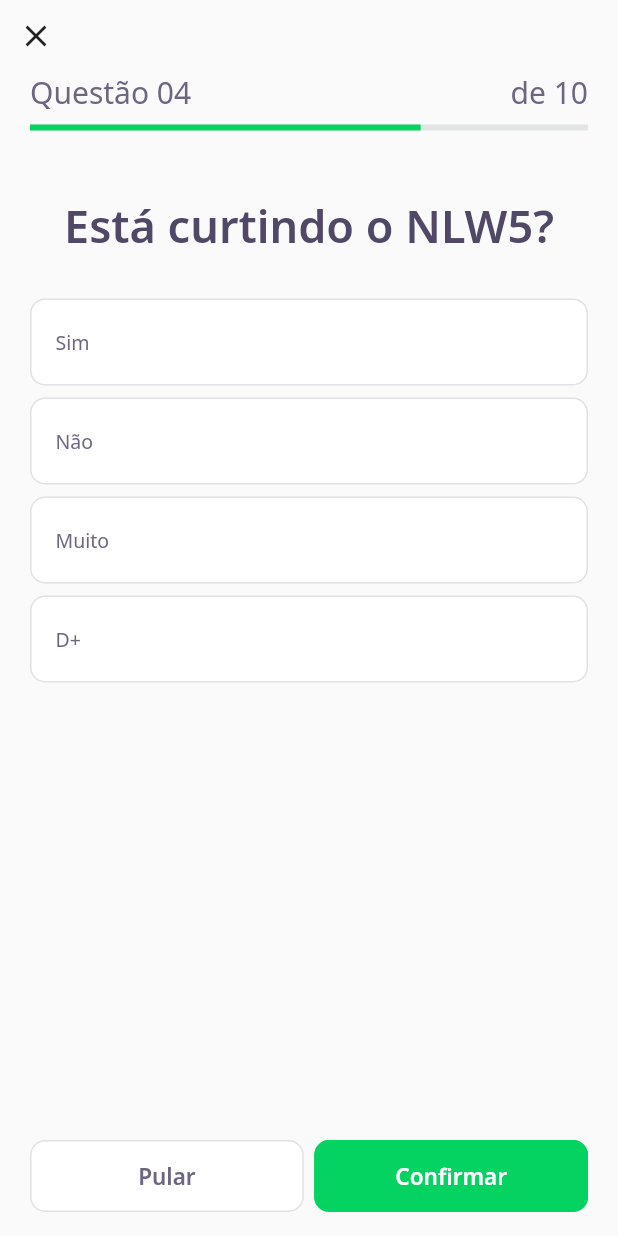
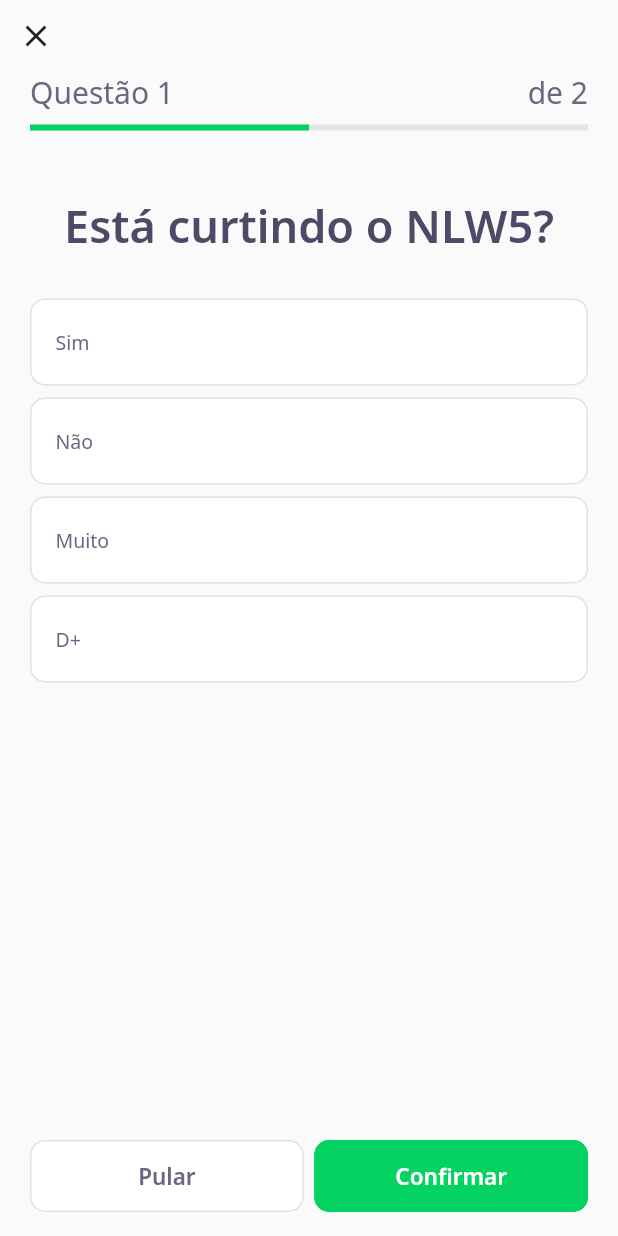
Before and after one commit to neocite/devquiz, a Flutter app: the screen it shows after launch, after a tap on "NLW by rocketseat", on a phone screen of 412 x 824 dp. Run offline on Flutter 3.47's test engine with Material 2 defaults, Android fonts, the phone set to English and light mode, and no system bars; our stand-ins replace google_fonts; accounts and stored records are empty; network calls fail.

Commit message:
swipe page with animation

```diff
--- /dev/null
+++ b/lib/challenge/challenge_controller.dart
@@ -0,0 +1,7 @@
+import 'package:flutter/cupertino.dart';
+
+class ChallengeController {
+  final currentPageNotifier = ValueNotifier<int>(1);
+  int get currentPage => currentPageNotifier.value;
+  set currentPage(int value) => currentPageNotifier.value = value;
+}
--- a/lib/challenge/challenge_page.dart
+++ b/lib/challenge/challenge_page.dart
@@ -1,3 +1,4 @@
+import 'package:devquiz/challenge/challenge_controller.dart';
 import 'package:flutter/material.dart';
 
 import 'package:devquiz/challenge/widgets/next_button/next_button_widget.dart';
@@ -17,6 +18,18 @@ class ChallengePage extends StatefulWidget {
 }
 
 class _ChallengePageState extends State<ChallengePage> {
+  final controller = ChallengeController();
+  final pageController = PageController();
+
+  @override
+  void initState() {
+    super.initState();
+
+    pageController.addListener(() {
+      controller.currentPage = pageController.page!.toInt() + 1;
+    });
+  }
+
   @override
   Widget build(BuildContext context) {
     return Scaffold(
@@ -32,20 +45,26 @@ class _ChallengePageState extends State<ChallengePage> {
                   onPressed: () {
                     Navigator.pop(context);
                   }),
-              QuestionIndicatorWidget(
-                questions: widget.questions,
-              ),
+              ValueListenableBuilder<int>(
+                valueListenable: controller.currentPageNotifier,
+                builder: (context, value, _) => QuestionIndicatorWidget(
+                  questions: widget.questions,
+                  currentQuestion: value,
+                ),
+              )
             ],
           ),
         ),
       ),
       body: Container(
         child: Padding(
-          padding: const EdgeInsets.symmetric(vertical: 30, horizontal: 20),
-          child: QuizWidget(
-            question: widget.questions[0],
-          ),
-        ),
+            padding: const EdgeInsets.symmetric(vertical: 30, horizontal: 20),
+            child: PageView(
+                physics: NeverScrollableScrollPhysics(),
+                controller: pageController,
+                children: widget.questions
+                    .map((e) => QuizWidget(question: e))
+                    .toList())),
       ),
       bottomNavigationBar: SafeArea(
         bottom: true,
@@ -57,7 +76,12 @@ class _ChallengePageState extends State<ChallengePage> {
               Expanded(
                 child: NextButtonWidget.white(
                   label: "Pular",
-                  onTap: () {},
+                  onTap: () {
+                    pageController.nextPage(
+                      duration: Duration(milliseconds: 500),
+                      curve: Curves.bounceIn,
+                    );
+                  },
                 ),
               ),
               SizedBox(
--- a/lib/challenge/widgets/next_button/next_button_widget.dart
+++ b/lib/challenge/widgets/next_button/next_button_widget.dart
@@ -1,5 +1,3 @@
-import 'dart:ffi';
-
 import 'package:flutter/material.dart';
 import 'package:google_fonts/google_fonts.dart';
 
--- a/lib/challenge/widgets/question_indicator/question_indicator_widget.dart
+++ b/lib/challenge/widgets/question_indicator/question_indicator_widget.dart
@@ -1,9 +1,20 @@
+import 'package:flutter/material.dart';
+
 import 'package:devquiz/core/app_text_styles.dart';
 import 'package:devquiz/core/core.dart';
+import 'package:devquiz/shared/models/question_model.dart';
 import 'package:devquiz/shared/widgets/linear_progress_indicator_widget.dart';
-import 'package:flutter/material.dart';
 
 class QuestionIndicatorWidget extends StatelessWidget {
+  final List<QuestionModel> questions;
+  final int currentQuestion;
+
+  const QuestionIndicatorWidget({
+    Key? key,
+    required this.questions,
+    required this.currentQuestion,
+  }) : super(key: key);
+
   @override
   Widget build(BuildContext context) {
     return Container(
@@ -15,11 +26,11 @@ class QuestionIndicatorWidget extends StatelessWidget {
               mainAxisAlignment: MainAxisAlignment.spaceBetween,
               children: [
                 Text(
-                  "Questão 04",
+                  "Questão $currentQuestion",
                   style: AppTextStyles.body20,
                 ),
                 Text(
-                  "de 10",
+                  "de ${questions.length}",
                   style: AppTextStyles.body20,
                 )
               ],
@@ -27,7 +38,7 @@ class QuestionIndicatorWidget extends StatelessWidget {
             Padding(
                 padding: const EdgeInsets.only(top: 8),
                 child: LinearProfressIndicatorWidget(
-                  value: .7,
+                  value: currentQuestion / questions.length,
                 ))
           ],
         ),
--- a/lib/core/app_widget.dart
+++ b/lib/core/app_widget.dart
@@ -1,4 +1,3 @@
-import 'package:devquiz/challenge/challenge_page.dart';
 import 'package:devquiz/home/home_page.dart';
 import 'package:flutter/material.dart';
 
```
